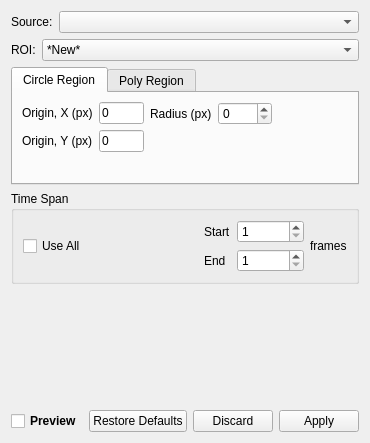
Above: src/ui/KairoSightWidgetIsolate.ui from kairosight/KairoSight before the change. Below: the same form after it.
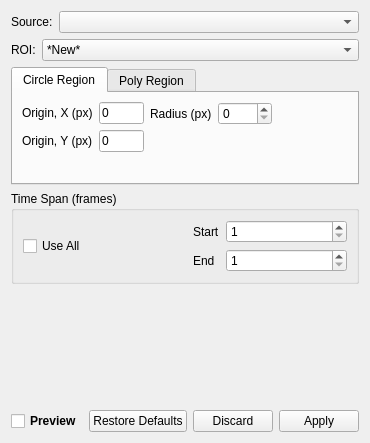
That is the form after the change. Custom widgets are drawn as their Qt base class.

The edit to the form file:
```diff
--- a/src/ui/KairoSightWidgetIsolate.ui
+++ b/src/ui/KairoSightWidgetIsolate.ui
@@ -6,7 +6,7 @@
    <rect>
     <x>0</x>
     <y>0</y>
-    <width>350</width>
+    <width>351</width>
     <height>443</height>
    </rect>
   </property>
@@ -246,9 +246,17 @@
     </widget>
    </item>
    <item>
+    <layout class="QHBoxLayout" name="horizontalLayout_6">
+     <item>
     <widget class="QGroupBox" name="groupBoxTime">
+       <property name="sizePolicy">
+        <sizepolicy hsizetype="Expanding" vsizetype="Preferred">
+         <horstretch>0</horstretch>
+         <verstretch>0</verstretch>
+        </sizepolicy>
+       </property>
      <property name="title">
-      <string>Time Span</string>
+        <string>Time Span (frames)</string>
      </property>
      <layout class="QVBoxLayout" name="verticalLayout_2">
       <item>
@@ -274,9 +282,12 @@
           <property name="orientation">
            <enum>Qt::Horizontal</enum>
           </property>
+            <property name="sizeType">
+             <enum>QSizePolicy::Preferred</enum>
+            </property>
           <property name="sizeHint" stdset="0">
            <size>
-            <width>40</width>
+              <width>10</width>
             <height>20</height>
            </size>
           </property>
@@ -335,17 +346,12 @@
           </item>
          </layout>
         </item>
-        <item>
-         <widget class="QLabel" name="label">
-          <property name="text">
-           <string>frames</string>
-          </property>
-         </widget>
-        </item>
        </layout>
       </item>
      </layout>
     </widget>
+     </item>
+    </layout>
    </item>
    <item>
     <widget class="GraphicsLayoutWidget" name="widgetPreviewPlot" native="true">
```
Left out of the diff: 2 changed lines with no effect on the pictures. Lines whose indentation alone changed are shown as unchanged.
